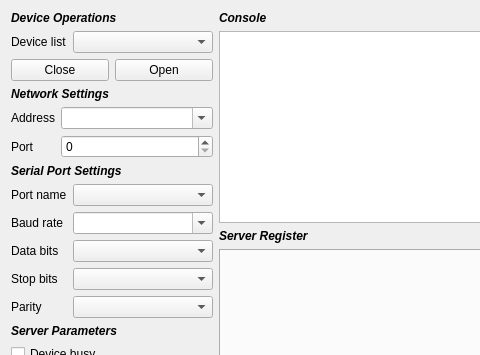
Before: the Qt Designer form source/Tools/Modbus/ModbusAssistant.ui in x-tools-author/x-tools, drawn with Qt 5; both pictures show x 0 to 480 and y 0 to 355 of the 912 by 707 pixel window.
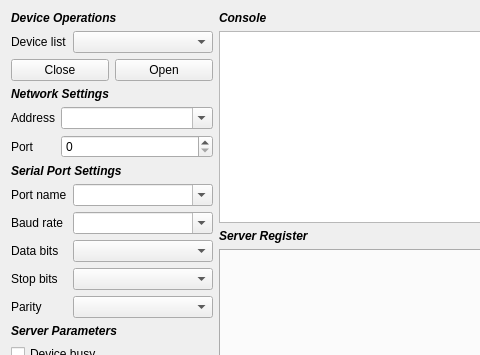
After: the same form once the commit is applied.

Commit message: feat: serial port name can be input manually

```diff
--- a/source/Tools/Modbus/ModbusAssistant.ui
+++ b/source/Tools/Modbus/ModbusAssistant.ui
@@ -339,7 +339,11 @@
          </widget>
         </item>
         <item row="1" column="1">
-         <widget class="QComboBox" name="comboBoxPortName"/>
+         <widget class="QComboBox" name="comboBoxPortName">
+          <property name="editable">
+           <bool>true</bool>
+          </property>
+         </widget>
         </item>
         <item row="3" column="0">
          <widget class="QLabel" name="label_10">
```
The commit also changes 1 other file.
